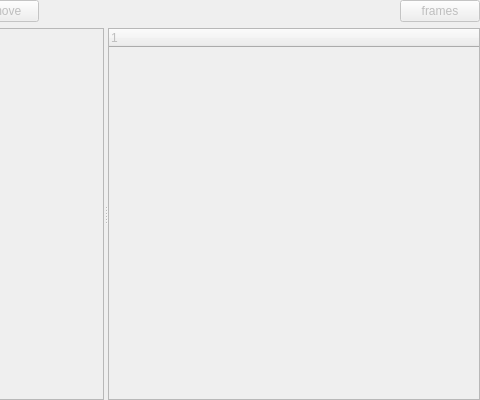
This is src/timeline/timelinewidget.ui in skyrpex/Flatty-Dev as Qt 5 draws it before an edit; both pictures show x 268 to 748 and y 0 to 400 of the 748 by 400 pixel window. The edited form follows.
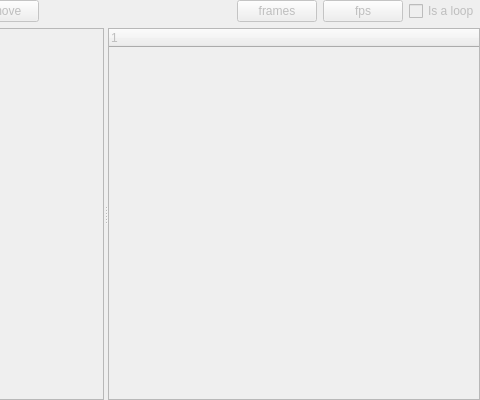
This is the edited form.

```diff
--- a/src/timeline/timelinewidget.ui
+++ b/src/timeline/timelinewidget.ui
@@ -76,6 +76,26 @@
        </property>
       </widget>
      </item>
+     <item>
+      <widget class="QPushButton" name="fpsButton">
+       <property name="enabled">
+        <bool>false</bool>
+       </property>
+       <property name="text">
+        <string>fps</string>
+       </property>
+      </widget>
+     </item>
+     <item>
+      <widget class="QCheckBox" name="loopCheckBox">
+       <property name="enabled">
+        <bool>false</bool>
+       </property>
+       <property name="text">
+        <string>Is a loop</string>
+       </property>
+      </widget>
+     </item>
     </layout>
    </item>
    <item>
```
